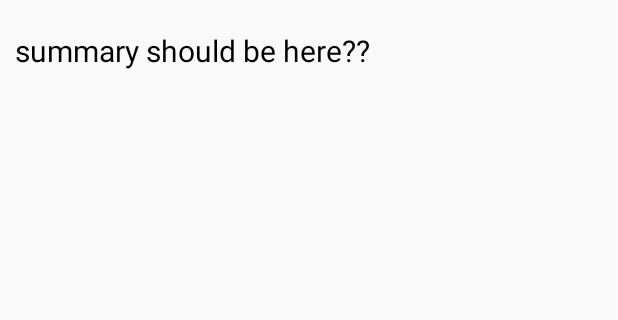
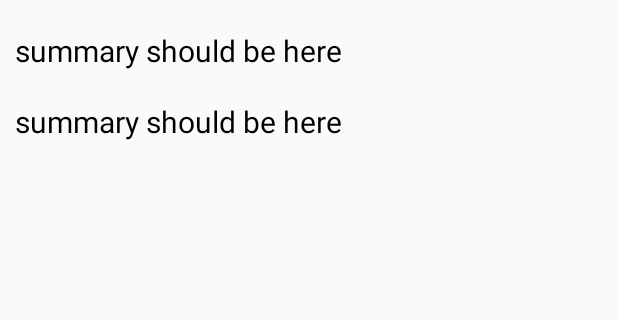
Before and after one commit to AreenHammam/AdvancedAndroid_Shushme-develop_branch, an Android app: the itemRecycleViewActivity screen opened directly, with no data from a screen before it, on a phone screen of 412 x 824 dp, the part 468-788 px from its top. Run offline under Robolectric (Android 15) with nearby library versions, the phone set to English and light mode, and no system bars.

```diff
--- a/app/src/main/java/com/example/android/NavSite/MainActivity.java
+++ b/app/src/main/java/com/example/android/NavSite/MainActivity.java
@@ -264,7 +264,7 @@ public class MainActivity extends AppCompatActivity implements
      * @param data        The Intent that carries the result data.
      */
     protected void onActivityResult(int requestCode, int resultCode, Intent data) {
-        Log.i("v", String.valueOf(resultCode));
+//        Log.i("v", String.valueOf(resultCode));
         if (requestCode == PLACE_PICKER_REQUEST && resultCode == RESULT_OK) {
 
             // will get all the information about the selected place in the form of Place object.
@@ -292,6 +292,7 @@ public class MainActivity extends AppCompatActivity implements
                 String placeAddress = place.getAddress().toString();
                 String placeID = place.getId();
                 LatLng lat = place.getLatLng();
+//                Log.i(TAG, "onActivityResult: image"+place);
 
 
                 // Insert a new place into DB
--- a/app/src/main/res/layout/layout_item_recycler_view.xml
+++ b/app/src/main/res/layout/layout_item_recycler_view.xml
@@ -27,7 +27,18 @@
             android:layout_height="wrap_content"
             android:layout_marginLeft="10dp"
             android:layout_marginTop="20dp"
-            android:text="summary should be here??"
+            android:text="summary should be here"
+            android:textColor="#000"
+            android:textSize="20sp" />
+
+        <TextView
+            android:id="@+id/txtData2"
+            android:layout_width="match_parent"
+            android:layout_height="wrap_content"
+            android:layout_marginLeft="10dp"
+            android:layout_marginTop="20dp"
+            android:layout_weight="10"
+            android:text="summary should be here"
             android:textColor="#000"
             android:textSize="20sp" />
 
```
Also changed, not shown: app/src/main/java/com/example/android/NavSite/Crawler/CrawlerActivity.java (+6 -4 lines), app/src/main/java/com/example/android/NavSite/itemRecycleViewActivity.java (+18 -5 lines).
